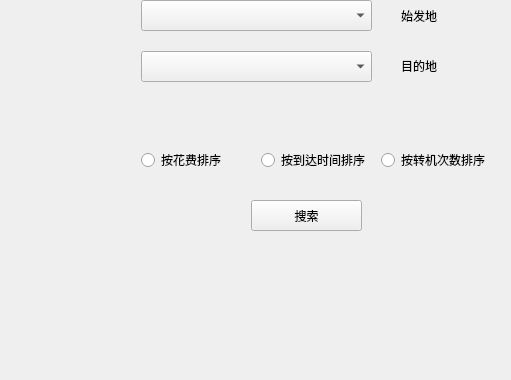
Above: MWindow.ui from DoneyW/air before the change; both pictures show x 389 to 900 and y 120 to 500 of the 900 by 500 pixel window. Below: the same form after it.
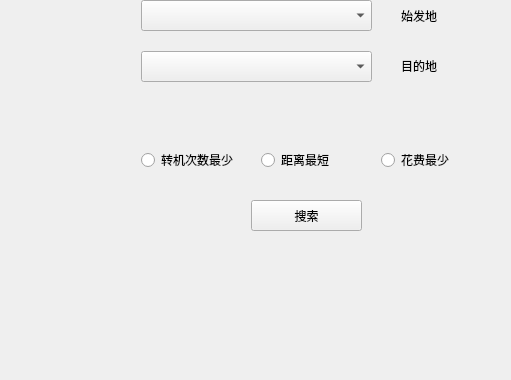
That is the form after the change. Icons and pictures are not drawn.

```diff
--- a/MWindow.ui
+++ b/MWindow.ui
@@ -19,14 +19,14 @@
   <widget class="QRadioButton" name="Rdb_prices">
    <property name="geometry">
     <rect>
-     <x>530</x>
+     <x>770</x>
      <y>270</y>
-     <width>95</width>
+     <width>81</width>
      <height>20</height>
     </rect>
    </property>
    <property name="text">
-    <string>按花费排序</string>
+    <string>花费最少</string>
    </property>
   </widget>
   <widget class="QRadioButton" name="Rdb_Time">
@@ -39,20 +39,20 @@
     </rect>
    </property>
    <property name="text">
-    <string>按到达时间排序</string>
+    <string>距离最短</string>
    </property>
   </widget>
   <widget class="QRadioButton" name="Rdb_Change">
    <property name="geometry">
     <rect>
-     <x>770</x>
+     <x>530</x>
      <y>270</y>
      <width>111</width>
      <height>20</height>
     </rect>
    </property>
    <property name="text">
-    <string>按转机次数排序</string>
+    <string>转机次数最少</string>
    </property>
   </widget>
   <widget class="QComboBox" name="Cbb_Start">
```
